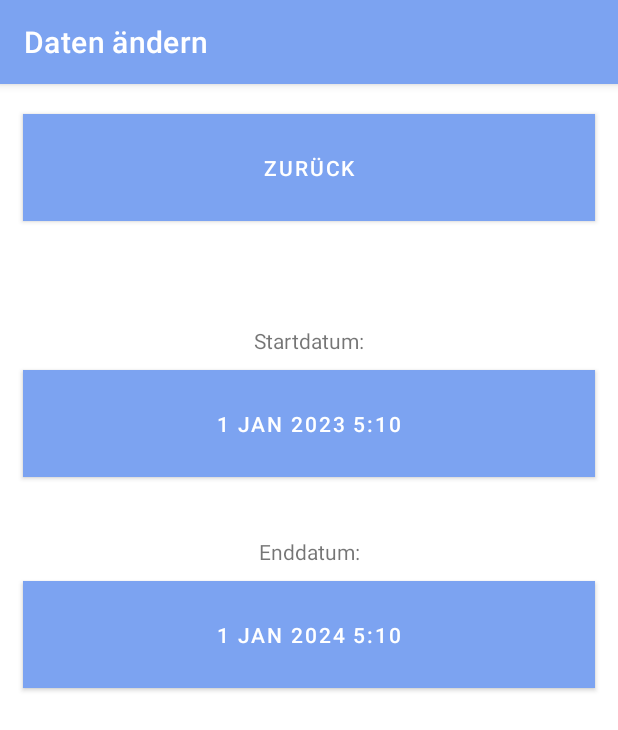
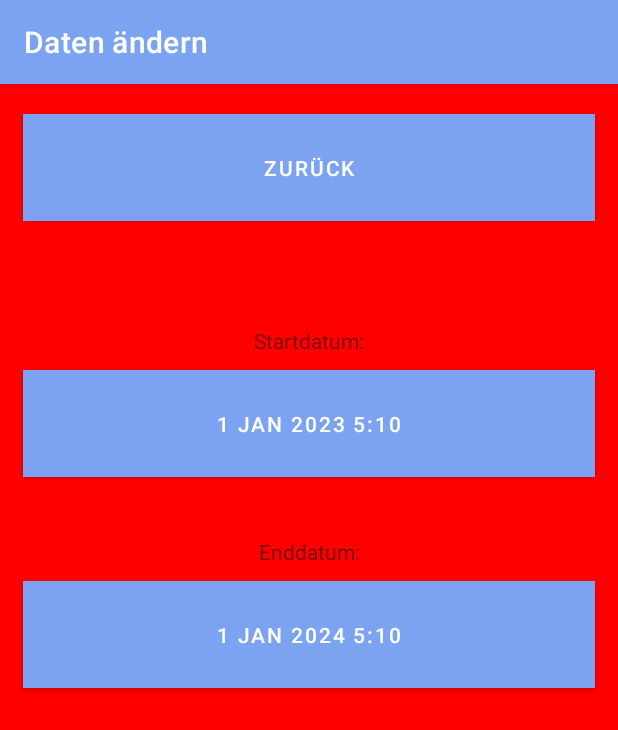
Before and after one commit to Yerionimous2/JulyTimerReworked, an Android app: the changeDates screen opened through its navigation route, on a phone screen of 412 x 824 dp. Shown: the top 730 px of the screen. Run offline under Robolectric (Android 15) with nearby library versions, the phone set to English and light mode, and no system bars; our stand-ins replace navigation-ui.

Commit message:
Tried to add the Background ImageViews to the Settings. Failed to do so on fragment_first.xml because the ImageView scales to 0 without an backgroundImage...

```diff
--- a/app/src/main/java/com/example/julytimerreworked/FirstFragment.java
+++ b/app/src/main/java/com/example/julytimerreworked/FirstFragment.java
@@ -1,17 +1,19 @@
 package com.example.julytimerreworked;
 
+import android.graphics.Color;
 import android.os.Bundle;
 import android.view.LayoutInflater;
 import android.view.View;
 import android.view.ViewGroup;
 import android.widget.Button;
+import android.widget.ImageView;
 
 import androidx.annotation.NonNull;
 import androidx.fragment.app.Fragment;
 import androidx.navigation.Navigation;
-import androidx.navigation.fragment.NavHostFragment;
 
 import com.example.julytimerreworked.databinding.FragmentFirstBinding;
+
 
 public class FirstFragment extends Fragment {
 
@@ -28,20 +30,14 @@
 
         // Button suchen und behandeln
         Button btCustomizeShowTime = view.findViewById(R.id.mainSettingsTimeShow);
-        btCustomizeShowTime.setOnClickListener(new View.OnClickListener() {
-            @Override
-            public void onClick(View v) {
-                Navigation.findNavController(v).navigate(R.id.action_FirstFragment_to_customizeShow);
-            }
-        });
+        btCustomizeShowTime.setOnClickListener(v -> Navigation.findNavController(v).navigate(R.id.action_FirstFragment_to_customizeShow));
 
         Button btChangeDates = view.findViewById(R.id.mainSettingsChangeDates);
-        btChangeDates.setOnClickListener(new View.OnClickListener() {
-            @Override
-            public void onClick(View v) {
-                Navigation.findNavController(v).navigate(R.id.action_FirstFragment_to_changeDates);
-            }
-        });
+        btChangeDates.setOnClickListener(v -> Navigation.findNavController(v).navigate(R.id.action_FirstFragment_to_changeDates));
+
+        ImageView background = view.findViewById(R.id.mainSettingsBackground);
+        background.setBackgroundColor(Color.RED);
+        background.invalidate();
 
         // Jetzt die binding-Variable initialisieren
         //binding = FragmentFirstBinding.inflate(inflater, container, false);
--- a/app/src/main/java/com/example/julytimerreworked/changeDates.java
+++ b/app/src/main/java/com/example/julytimerreworked/changeDates.java
@@ -1,10 +1,12 @@
 package com.example.julytimerreworked;
 
+import android.graphics.Color;
 import android.os.Bundle;
 import android.view.LayoutInflater;
 import android.view.View;
 import android.view.ViewGroup;
 import android.widget.Button;
+import android.widget.ImageView;
 
 import androidx.appcompat.app.ActionBar;
 import androidx.appcompat.app.AppCompatActivity;
@@ -31,9 +33,11 @@
         //TODO: Implement changing Dates?
 
         Button btBack = view.findViewById(R.id.changeDatesBackButton);
-        btBack.setOnClickListener((View) -> {
-            requireActivity().onBackPressed();
-        });
+        btBack.setOnClickListener((View) -> requireActivity().onBackPressed());
+
+        ImageView background = view.findViewById(R.id.changeDatesBackground);
+        background.setBackgroundColor(Color.RED);
+        background.invalidate();
 
         if (actionBar != null) {
             actionBar.setDisplayHomeAsUpEnabled(false);
--- a/app/src/main/res/layout/activity_settings.xml
+++ b/app/src/main/res/layout/activity_settings.xml
@@ -18,6 +18,7 @@
             android:background="?attr/colorPrimary"
             app:popupTheme="@style/Theme.JulyTimerReworked.PopupOverlay" />
 
+
     </com.google.android.material.appbar.AppBarLayout>
 
     <include layout="@layout/content_settings" />
--- a/app/src/main/res/layout/dates_change.xml
+++ b/app/src/main/res/layout/dates_change.xml
@@ -1,9 +1,19 @@
 <?xml version="1.0" encoding="utf-8"?>
 <androidx.constraintlayout.widget.ConstraintLayout xmlns:android="http://schemas.android.com/apk/res/android"
+    xmlns:tools="http://schemas.android.com/tools"
     android:layout_width="match_parent"
     android:layout_height="match_parent"
     xmlns:app="http://schemas.android.com/apk/res-auto">
 
+    <!-- Hintergrundbild -->
+    <ImageView
+        android:id="@+id/changeDatesBackground"
+        android:layout_width="match_parent"
+        android:layout_height="match_parent"
+        android:scaleType="centerCrop"
+        android:background="@color/design_default_color_secondary"
+        tools:ignore="ContentDescription" />
+    <!-- android:src mit Hintergrundbild austauschen -->
     <!-- Button at the top occupying the entire width -->
     <Button
         android:id="@+id/changeDatesBackButton"
```
Also changed, not shown: app/src/main/res/layout/fragment_first.xml (+19 -3 lines).
